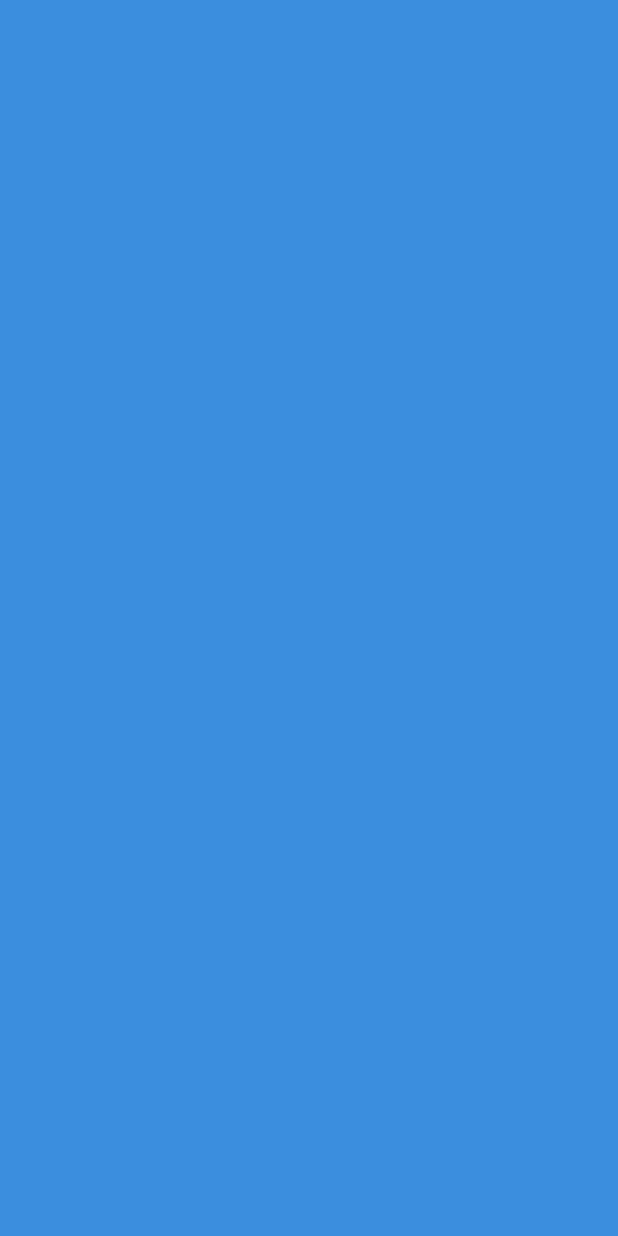
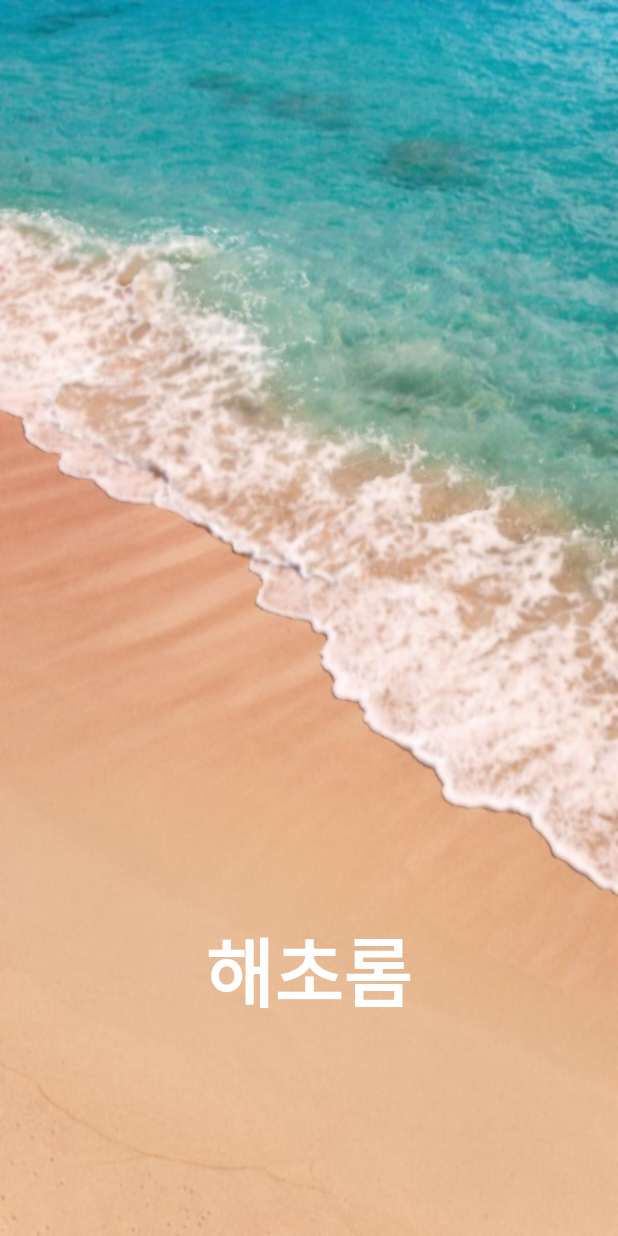
Before and after one commit to cosimba/haechorom-android, an Android app: the SplashActivity screen opened directly, with no data from a screen before it, on a phone screen of 412 x 824 dp. Before the commit the screen is empty. Run offline under Robolectric (Android 15) with nearby library versions, the phone set to English and light mode, and no system bars.

Commit message:
feat) splash activity

```diff
--- a/app/src/main/res/layout/activity_splash.xml
+++ b/app/src/main/res/layout/activity_splash.xml
@@ -6,6 +6,23 @@
     android:layout_width="match_parent"
     android:layout_height="match_parent"
     tools:context=".SplashActivity"
-    android:background="@color/TuftsBlue">
+    android:background="@drawable/ocean"
+    android:scaleType="fitCenter">
+
+    <TextView
+        android:layout_width="wrap_content"
+        android:layout_height="wrap_content"
+        android:layout_marginBottom="140dp"
+        android:gravity="center"
+        android:text="해초롬"
+        android:textColor="@color/white"
+        android:textSize="50sp"
+        android:textStyle="bold"
+        app:layout_constraintBottom_toBottomOf="parent"
+        app:layout_constraintEnd_toEndOf="parent"
+        app:layout_constraintHorizontal_bias="0.498"
+        app:layout_constraintStart_toStartOf="parent"
+        tools:ignore="MissingConstraints" />
+
 
 </androidx.constraintlayout.widget.ConstraintLayout>
```
Also changed, not shown: app/src/main/res/drawable/ocean.jpeg (added).
